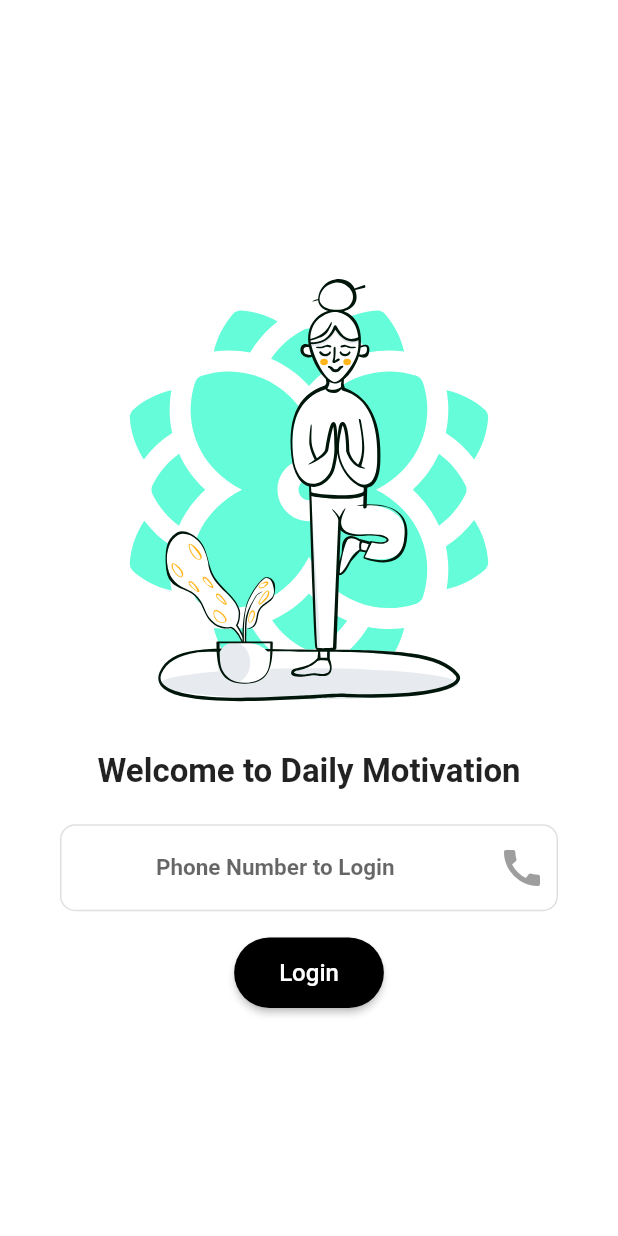
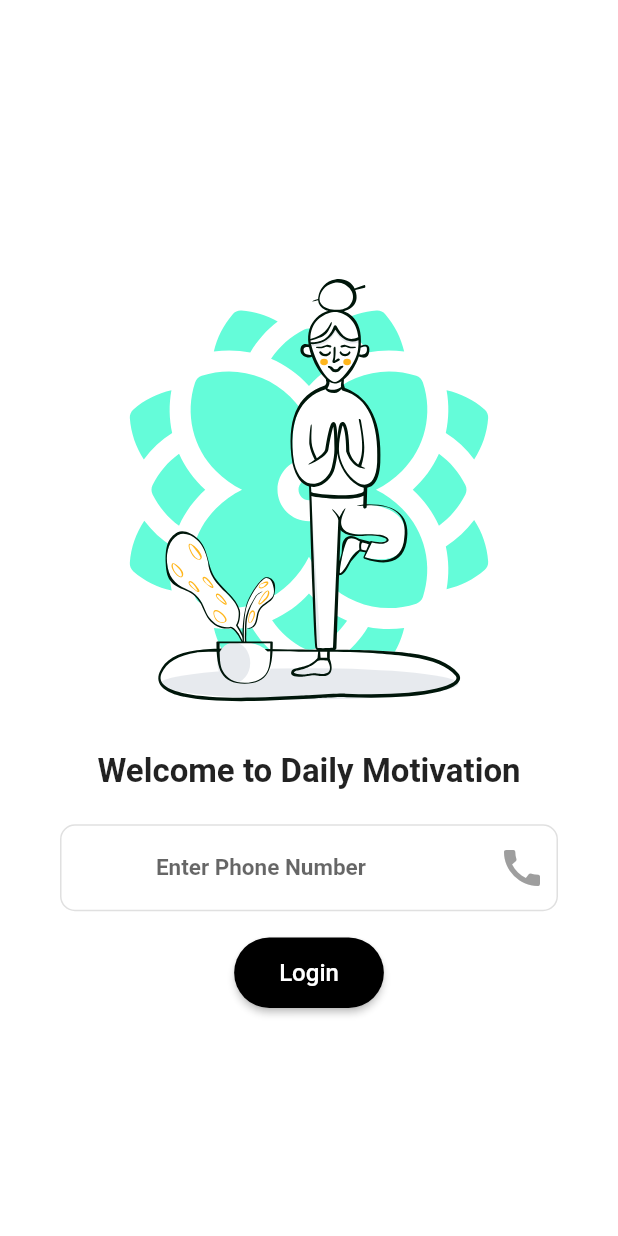
Before and after one commit to motivado-app/app, a Flutter app: the screen it shows after launch, on a phone screen of 412 x 824 dp. Run offline on Flutter 3.47's test engine with Material 2 defaults, Android fonts, the phone set to English and light mode, and no system bars; our stand-ins replace firebase_auth, firebase_core, flutter_svg, otp_text_field; accounts and stored records are empty.

Commit message:
placeholder changed

```diff
--- a/lib/screens/login_screen.dart
+++ b/lib/screens/login_screen.dart
@@ -95,7 +95,7 @@ class _LoginScreenState extends State<LoginScreen> {
                             ),
                             keyboardType: TextInputType.phone,
                             decoration: InputDecoration(
-                              hintText: 'Phone Number to Login',
+                              hintText: 'Enter Phone Number',
                               enabledBorder: OutlineInputBorder(
                                   borderSide:
                                       const BorderSide(color: Colors.black12),
```
